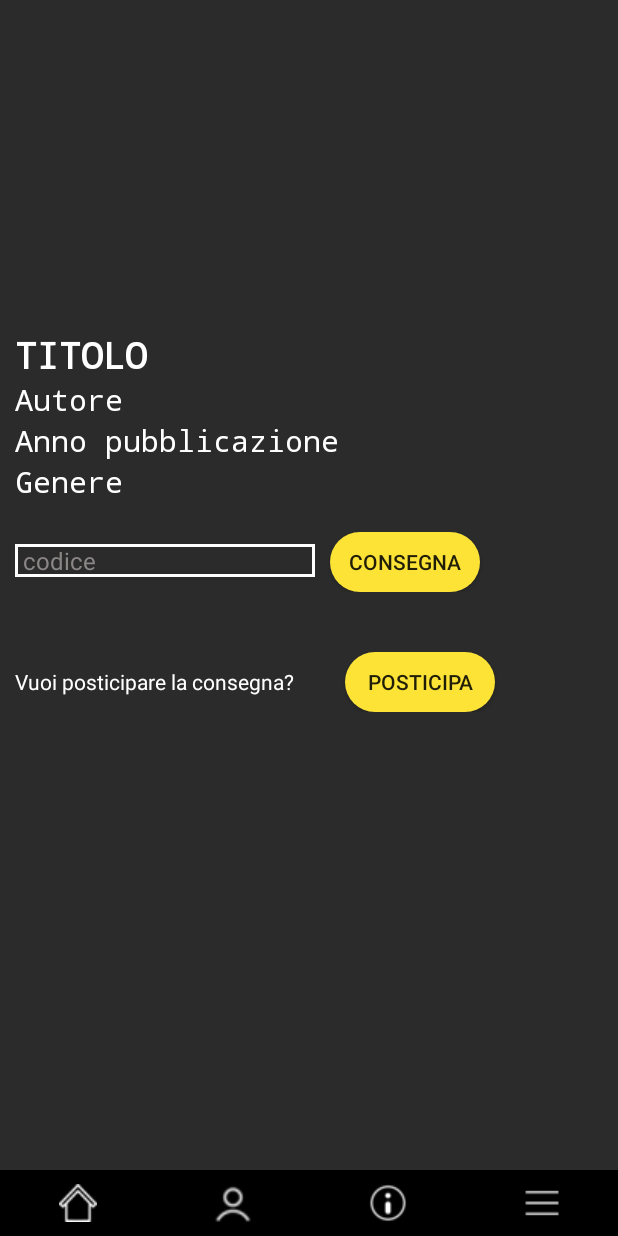
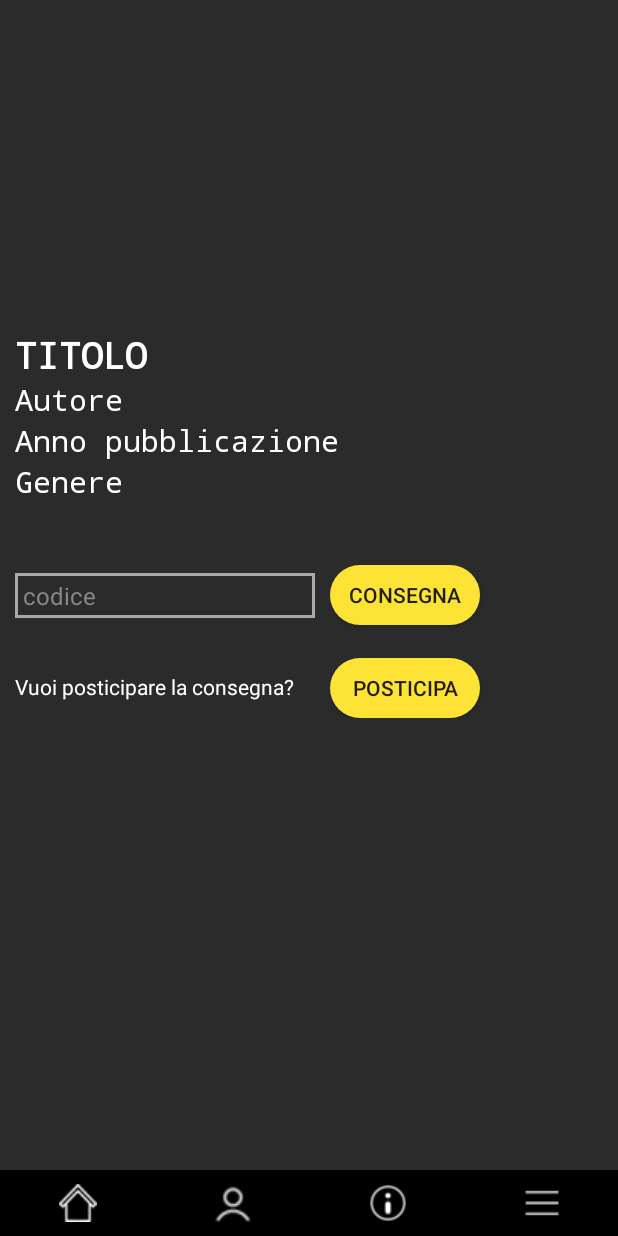
Before and after one commit to josy11unipa/Biblioteca, an Android app: the fragment Consegna_Fragment placed in its activity, on a phone screen of 412 x 824 dp. Run offline under Robolectric (Android 15) with nearby library versions, the phone set to English and light mode, and no system bars; Roboto replaces fonts that are not available here; 1 statement that could not run was skipped.

Commit message:
Merge remote-tracking branch 'origin/master'

```diff
--- a/app/src/main/java/com/example/biblioteca/Consegna_Fragment.kt
+++ b/app/src/main/java/com/example/biblioteca/Consegna_Fragment.kt
@@ -111,10 +111,8 @@ class Consegna_Fragment:Fragment() {
             object :Callback<JsonObject>{
                 override fun onResponse(call: Call<JsonObject>, response: Response<JsonObject>) {
                     if(response.isSuccessful){
-                        binding.buttonConsegna.visibility=View.GONE
-                        binding.codice.visibility=View.GONE
                         binding.LinearLayoutValutazione.visibility=View.VISIBLE
-                        binding.LinearLayoutPosticipa.visibility=View.GONE
+                        binding.Layout1.visibility=View.GONE
                         Log.i("TAG","consegnato")
                     }
                 }
--- a/app/src/main/res/drawable/edit_text_draw.xml
+++ b/app/src/main/res/drawable/edit_text_draw.xml
@@ -3,7 +3,7 @@
     <solid android:color="@color/home" />
     <stroke
         android:width="2dp"
-        android:color="#FFFFFFFF">
+        android:color="#A8A8A8">
     </stroke>
 
 </shape>
--- a/app/src/main/res/layout/consegna_layout.xml
+++ b/app/src/main/res/layout/consegna_layout.xml
@@ -68,12 +68,17 @@
     </LinearLayout>
 
     <LinearLayout
-        android:id="@+id/linearLayoutConsegna"
+        android:id="@+id/Layout1"
         android:layout_width="match_parent"
         android:layout_height="wrap_content"
+        android:orientation="horizontal">
+
+        <LinearLayout
+            android:id="@+id/linearLayoutConsegna"
+            android:layout_width="wrap_content"
+            android:layout_height="match_parent"
             android:layout_marginVertical="20dp"
-        android:gravity="left"
-        android:orientation="horizontal"
+            android:orientation="vertical"
             app:layout_constraintEnd_toEndOf="parent"
             app:layout_constraintStart_toStartOf="parent"
             app:layout_constraintTop_toBottomOf="@+id/linearLayoutInfiLibro">
@@ -81,8 +86,9 @@
             <EditText
                 android:id="@+id/codice"
                 android:layout_width="200dp"
-            android:layout_height="wrap_content"
+                android:layout_height="30dp"
                 android:layout_marginLeft="10dp"
+                android:layout_marginTop="27dp"
                 android:layout_marginRight="10dp"
                 android:background="@drawable/edit_text_draw"
                 android:hint="codice"
@@ -95,14 +101,15 @@
                 android:textSize="16sp"
                 tools:ignore="TouchTargetSizeCheck" />
 
-        <Button
-            android:id="@+id/buttonConsegna"
-            android:layout_width="100dp"
-            android:layout_height="40dp"
-            android:background="@drawable/green_button"
-            android:backgroundTint="@color/text"
-            android:text="Consegna"
-            tools:ignore="TouchTargetSizeCheck" />
+            <TextView
+                android:id="@+id/textView6"
+                android:layout_width="200dp"
+                android:layout_height="wrap_content"
+                android:layout_marginLeft="10dp"
+                android:layout_marginTop="36dp"
+                android:layout_marginRight="10dp"
+                android:text="Vuoi posticipare la consegna?"
+                android:textColor="#FFFFFF" />
 
         </LinearLayout>
 
@@ -111,28 +118,31 @@
             android:layout_width="match_parent"
             android:layout_height="wrap_content"
             android:layout_marginVertical="20dp"
-        android:gravity="left"
-        android:orientation="horizontal"
+            android:gravity="center_vertical"
+            android:orientation="vertical"
             app:layout_constraintTop_toBottomOf="@+id/linearLayoutConsegna">
 
-        <TextView
-            android:id="@+id/textView6"
-            android:layout_width="200dp"
-            android:layout_height="wrap_content"
-            android:layout_marginLeft="10dp"
-            android:layout_marginRight="10dp"
-            android:text="Vuoi posticipare la consegna?"
-            android:textColor="#FFFFFF" />
+            <Button
+                android:id="@+id/buttonConsegna"
+                android:layout_width="100dp"
+                android:layout_height="40dp"
+                android:layout_marginTop="22dp"
+                android:background="@drawable/green_button"
+                android:backgroundTint="@color/text"
+                android:text="Consegna"
+                tools:ignore="TouchTargetSizeCheck" />
 
             <Button
                 android:id="@+id/buttonPosticipa"
                 android:layout_width="100dp"
                 android:layout_height="40dp"
-            android:layout_marginHorizontal="10dp"
+                android:layout_marginTop="22dp"
                 android:background="@drawable/green_button"
                 android:backgroundTint="@color/text"
                 android:text="Posticipa"
                 tools:ignore="TouchTargetSizeCheck" />
+        </LinearLayout>
+
     </LinearLayout>
 
     <LinearLayout
```
Lines whose indentation alone changed are shown as unchanged.
